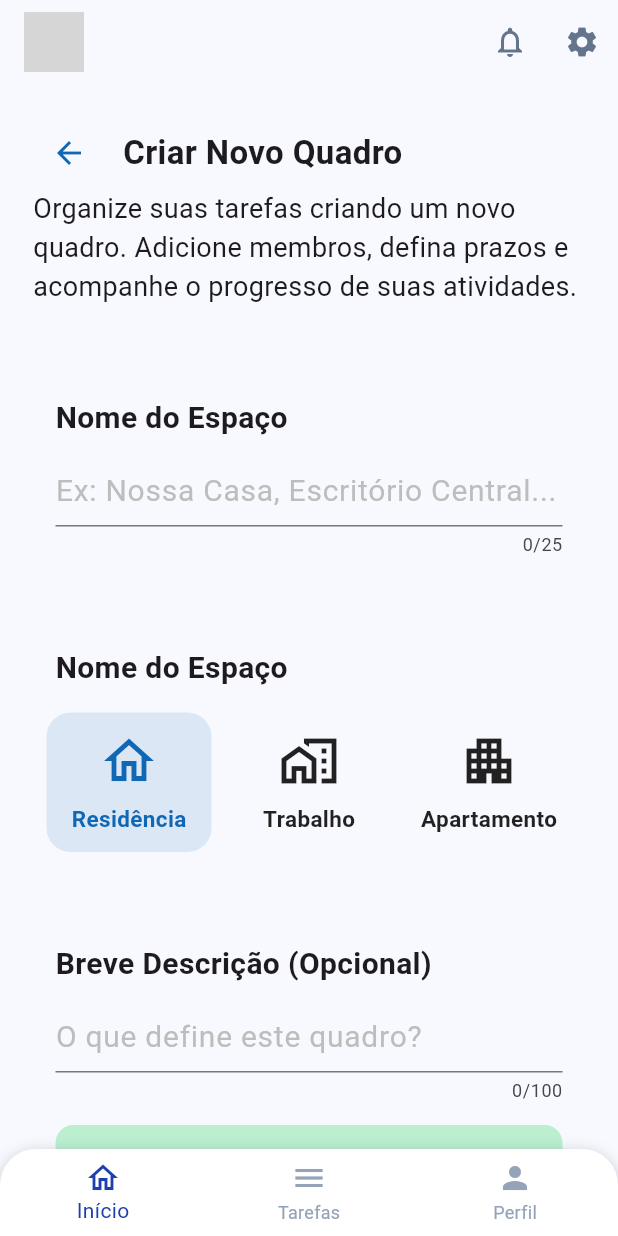
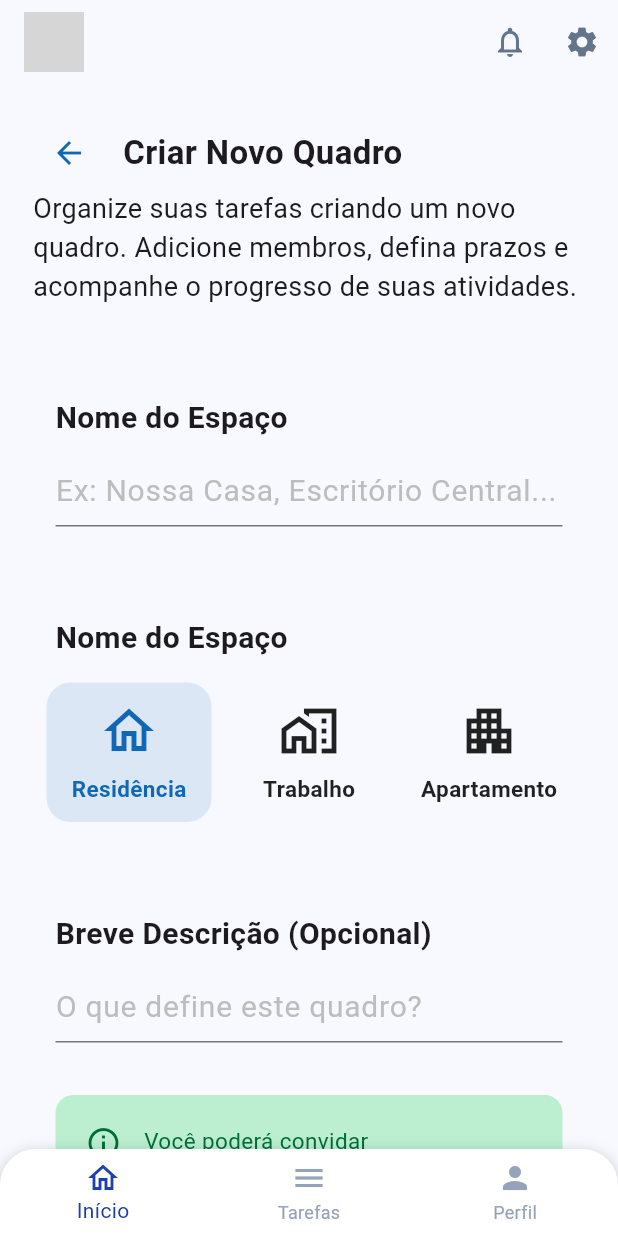
Before and after one commit to caioh230/HomeTasks---Setup, a Flutter app: the screen it shows once a user with an empty profile is signed in, scrolled down 533 dp, after a tap on the "add" icon, on a phone screen of 412 x 824 dp. Run offline on Flutter 3.47's test engine with Material 3 defaults, Android fonts, the phone set to English and light mode, and no system bars; our stand-ins replace dotted_border, firebase_auth, firebase_core; missing offline and left inert: dart_frog, dotenv, firebase_admin_sdk, google_cloud_firestore, user; accounts and stored records are empty; network calls fail; grey boxes are pictures that could not be loaded.

Commit message:
Preparação para backend e +1 tela completa

```diff
--- /dev/null
+++ b/lib/models/lists.dart
@@ -0,0 +1,66 @@
+import 'package:flutter/material.dart';
+import 'package:hometasks/widgets/board_card.dart';
+import 'package:hometasks/widgets/task_card.dart';
+import 'package:hometasks/models/member.dart';
+
+class Lists {
+  static List<Board> boards = [];
+  static List<Task> tasks = [];
+  static Map<String, Member> users = {};
+  static void reloadBoards() async {
+    boards.clear();
+    // TO DO: Load boards from backend
+
+    // PLACEHOLDER:
+    boards.add(Board(
+      id: "asdhuhawrihasr",
+      title: "Minha Casa",
+      members: const [
+        "125432315",
+        "654123453",
+        "365435754",
+      ],
+      role: UserRole.owner,
+      isActive: true,
+    ));
+    boards.add(Board(
+      id: "greasodkwqeasd",
+      title: "Apartamento República",
+      members: const [
+        "125432315",
+        "654123453",
+        "365435754",
+        "986345122"
+      ],
+      role: UserRole.editor,
+      isActive: true,
+      icon: Icons.apartment_outlined,
+    ));
+    boards.add(Board(
+      id: "vpoxcjfdwermk",
+      title: "Oficina do João",
+      members: const [
+        "125432315",
+        "654123453",
+      ],
+      role: UserRole.reader,
+      isActive: false,
+      icon: Icons.home_work_outlined,
+    ));
+  }
+
+  static void reloadTasks(String boardID) async {
+    tasks.clear();
+    // TO DO: Load tasks from backend
+  }
+
+  static Member? loadMember(String id) {
+    if(users[id] != null) {
+      return users[id];
+    }
+
+    // TO DO: Get user name from API
+    users[id] = Member(id: id, username: "User $id");
+    return users[id];
+  }
+}
--- a/lib/routes/dashboard.dart
+++ b/lib/routes/dashboard.dart
@@ -163,10 +163,7 @@ class DashboardPageState extends State<DashboardPage> {
               },
             );
           },
-          child: BoardCard.avatar(
-            image: "https://i.pravatar.cc/100?img=1",
-            size: 40,
-          ),
+          child: BoardCard.avatar(id: "1", size: 40),
         ),
         actions: [
           IconButton(
--- a/lib/routes/screens/home.dart
+++ b/lib/routes/screens/home.dart
@@ -3,6 +3,7 @@ import 'package:hometasks/routes/dashboard.dart';
 import 'package:hometasks/routes/screens/new_board.dart';
 import 'package:hometasks/widgets/board_card.dart';
 import 'package:hometasks/widgets/plus_button.dart';
+import 'package:hometasks/models/lists.dart';
 
 class HomeScreen extends StatefulWidget {
   const HomeScreen({super.key});
@@ -12,56 +13,15 @@ class HomeScreen extends StatefulWidget {
 }
 
 class _HomeScreenState extends State<HomeScreen> {
-  final List<BoardCard> boards = [
-    BoardCard(
-      board: Board(
-        id: "asdhuhawrihasr",
-        title: "Minha Casa",
-        members: const [
-          "test@gmail.com",
-          "test2@gmail.com",
-          "test3@gmail.com",
-        ],
-        role: UserRole.owner,
-        isActive: true,
-      )
-    ),
-    BoardCard(
-      board: Board(
-        id: "greasodkwqeasd",
-        title: "Apartamento República",
-        members: const [
-          "test@gmail.com",
-          "test2@gmail.com",
-          "test3@gmail.com",
-          "test4@gmail.com",
-        ],
-        role: UserRole.editor,
-        isActive: true,
-        icon: Icons.apartment_outlined,
-      )
-    ),
-    BoardCard(
-      board: Board(
-        id: "vpoxcjfdwermk",
-        title: "Oficina do João",
-        members: const [
-          "test@gmail.com",
-          "test2@gmail.com",
-        ],
-        role: UserRole.reader,
-        isActive: false,
-        icon: Icons.home_work_outlined,
-      )
-    ),
-  ];
-
   @override
   Widget build(BuildContext context) {
+    Lists.reloadBoards();
+    List<BoardCard> boards = Lists.boards.map((board) => BoardCard(board: board)).toList();
     return SafeArea(
       child: Stack(
         children: [
-          SingleChildScrollView(
+          Positioned.fill(
+            child: SingleChildScrollView(
               child: Padding(
                 padding: const EdgeInsets.all(22),
                 child: Column(
@@ -78,38 +38,44 @@ class _HomeScreenState extends State<HomeScreen> {
                     Text(
                       'Gerencie os espaços da sua vida e colaboração doméstica.',
                       style: TextStyle(
-                      color: Colors.grey.shade700,
+                        color: Colors.grey,
                         fontSize: 15,
                       ),
                     ),
                     const SizedBox(height: 30),
 
-                  boards.isNotEmpty ? Column(
+                    boards.isNotEmpty
+                        ? Column(
                             children: [
                               for (final board in boards) ...[
                                 board,
                                 const SizedBox(height: 20),
                               ],
                             ],
-                  ) :
-                  Center(
-                    child:
-                    Text(
+                          )
+                        : Center(
+                            child: Text(
                               "Você não está em nenhum quadro.\nAdicione um novo quadro apertando em \"+\".",
                               textAlign: TextAlign.center,
-                      style: TextStyle(color: Colors.grey.shade500))
+                              style: TextStyle(color: Colors.grey),
                             ),
+                          ),
+
                     const SizedBox(height: 60),
                   ],
+                ),
               ),
             ),
           ),
           Positioned(
             right: 22,
             bottom: 22,
-            child: PlusButton(onTap: () {
-              DashboardPage.globalKey.currentState?.showOverlay(NewBoardScreen());
-            })
+            child: PlusButton(
+              onTap: () {
+                DashboardPage.globalKey.currentState
+                    ?.showOverlay(NewBoardScreen());
+              },
+            ),
           ),
         ],
       ),
--- a/lib/routes/screens/new_board.dart
+++ b/lib/routes/screens/new_board.dart
@@ -99,6 +99,7 @@ class _NewBoardScreenState extends State<NewBoardScreen> {
                       hintText: 'Ex: Nossa Casa, Escritório Central...',
                       hintStyle: TextStyle(color: Colors.grey.shade400),
                       focusColor: Colors.grey.shade400,
+                      counterText: '',
                     ),
                     style: TextStyle(
                       fontSize: 20,
@@ -221,6 +222,7 @@ class _NewBoardScreenState extends State<NewBoardScreen> {
                     hintText: 'O que define este quadro?',
                     hintStyle: TextStyle(color: Colors.grey.shade400),
                     focusColor: Colors.grey.shade400,
+                    counterText: '',
                   ),
                   style: TextStyle(
                     fontSize: 20,
@@ -228,6 +230,7 @@ class _NewBoardScreenState extends State<NewBoardScreen> {
                   onChanged: (value) => setState(() => newBoard.description = value),
                 ),
               ),
+              const SizedBox(height: 20),
               Container(
                 margin: EdgeInsets.all(15),
                 padding: EdgeInsets.all(20),
--- a/lib/routes/screens/profile.dart
+++ b/lib/routes/screens/profile.dart
@@ -18,7 +18,7 @@ class ProfileScreen extends StatelessWidget {
           child: Column(
             children: [
               const SizedBox(height: 20),
-              BoardCard.avatar(image: "https://i.pravatar.cc/100?img=1", size: 100),
+              BoardCard.avatar(id: "1", size: 100),
               const SizedBox(height: 10),
 
               const Text(
@@ -90,7 +90,7 @@ class ProfileScreen extends StatelessWidget {
                 icone: Icons.home,
                 trailing: SizedBox(
                   width: 80,
-                  child: Stack(children: BoardCard.prepareAvatars(["test1@gmail.com", "test2@gmail.com", "test3@gmail.com", "test4@gmail.com"])),
+                  child: Stack(children: BoardCard.prepareAvatars(members: ["test1@gmail.com", "test2@gmail.com", "test3@gmail.com", "test4@gmail.com"])),
                 )
               ),
 
@@ -104,7 +104,7 @@ class ProfileScreen extends StatelessWidget {
                 icone: Icons.business_center,
                 trailing: SizedBox(
                   width: 80,
-                  child: Stack(children: BoardCard.prepareAvatars(["test1@gmail.com", "test2@gmail.com", "test3@gmail.com", "test4@gmail.com"])),
+                  child: Stack(children: BoardCard.prepareAvatars(members: ["test1@gmail.com", "test2@gmail.com", "test3@gmail.com", "test4@gmail.com"])),
                 )
               ),
 
--- a/lib/widgets/board_card.dart
+++ b/lib/widgets/board_card.dart
@@ -137,7 +137,7 @@ class BoardCard extends StatelessWidget {
               SizedBox(
                 width: 70,
                 child: Stack(
-                  children: prepareAvatars(board.members),
+                  children: prepareAvatars(members: board.members),
                 ),
               ),
 
@@ -196,15 +196,15 @@ class BoardCard extends StatelessWidget {
     );
   }
 
-  static List<Widget> prepareAvatars(List<String> members) {
+  static List<Widget> prepareAvatars({required List<String> members, double size = 34.0, double offset = 20.0}) {
     final List<Widget> avatars = [];
     for (int i = 0; i < members.length; i++) {
       String member = members[i];
       if(members.length > 3 && i >= 2) {
-        avatars.add(numAvatar(num: members.length - i, offset: i * 20));
+        avatars.add(numAvatar(num: members.length - i, offset: i * offset, size: size));
         break;
       } else {
-        avatars.add(avatar(image: "https://i.pravatar.cc/100?img=$i", offset: i * 20));
+        avatars.add(avatar(id: (i+1).toString(), offset: i * offset, size: size));
       }
     }
     return avatars;
@@ -235,7 +235,7 @@ class BoardCard extends StatelessWidget {
     );
   }
 
-  static Widget avatar({required String image, double size = 34.0, double offset = 0.0}) {
+  static Widget avatar({required String id, double size = 34.0, double offset = 0.0}) {
     return Transform.translate(
       offset: Offset(offset, 0),
       child: Container(
@@ -245,7 +245,7 @@ class BoardCard extends StatelessWidget {
           shape: BoxShape.circle,
           border: Border.all(color: Colors.white, width: 2),
           image: DecorationImage(
-            image: NetworkImage(image),
+            image: NetworkImage("https://i.pravatar.cc/100?img=$id"),
             fit: BoxFit.cover,
           ),
         ),
--- a/lib/widgets/task_card.dart
+++ b/lib/widgets/task_card.dart
@@ -32,9 +32,10 @@ enum TaskStatus {
 }
 
 class Task {
-  String id;
+  String? id;
   String title;
-  String? desc;
+  String? description;
+  String? board;
   List<String> members;
   TaskPriority? priority;
   DateTime expiration;
@@ -42,12 +43,13 @@ class Task {
   TaskStatus status;
 
   Task({
-    required this.id,
+    this.id,
     required this.title,
     required this.members,
     required this.expiration,
-    this.desc,
+    this.description,
     this.priority,
+    this.board,
     this.status = TaskStatus.notStarted,
     this.completedAt,
   });
@@ -127,10 +129,10 @@ class TaskCard extends StatelessWidget {
                 ),
               ),
 
-              if (task.desc != null && task.desc!.isNotEmpty) ...[
+              if (task.description != null && task.description!.isNotEmpty) ...[
                 const SizedBox(height: 6),
                 Text(
-                  task.desc!,
+                  task.description!,
                   style: TextStyle(
                     color: Colors.grey.shade600,
                   ),
@@ -146,7 +148,7 @@ class TaskCard extends StatelessWidget {
                   SizedBox(
                     width: 70,
                     child: Stack(
-                      children: BoardCard.prepareAvatars(task.members),
+                      children: BoardCard.prepareAvatars(members: task.members),
                     ),
                   ),
 
--- a/pubspec.yaml
+++ b/pubspec.yaml
@@ -7,6 +7,7 @@ environment:
   sdk: ^3.11.1
 
 dependencies:
+  dotted_border: ^3.1.0
   firebase_auth: ^6.4.0
   firebase_core: ^4.7.0
   flutter:
```
Also changed, not shown: lib/models/member.dart (added, +8 -0 lines), lib/routes/screens/new_task.dart (added, +496 -0 lines), lib/routes/screens/tasks.dart (+12 -12 lines). Lines whose indentation alone changed are shown as unchanged.
